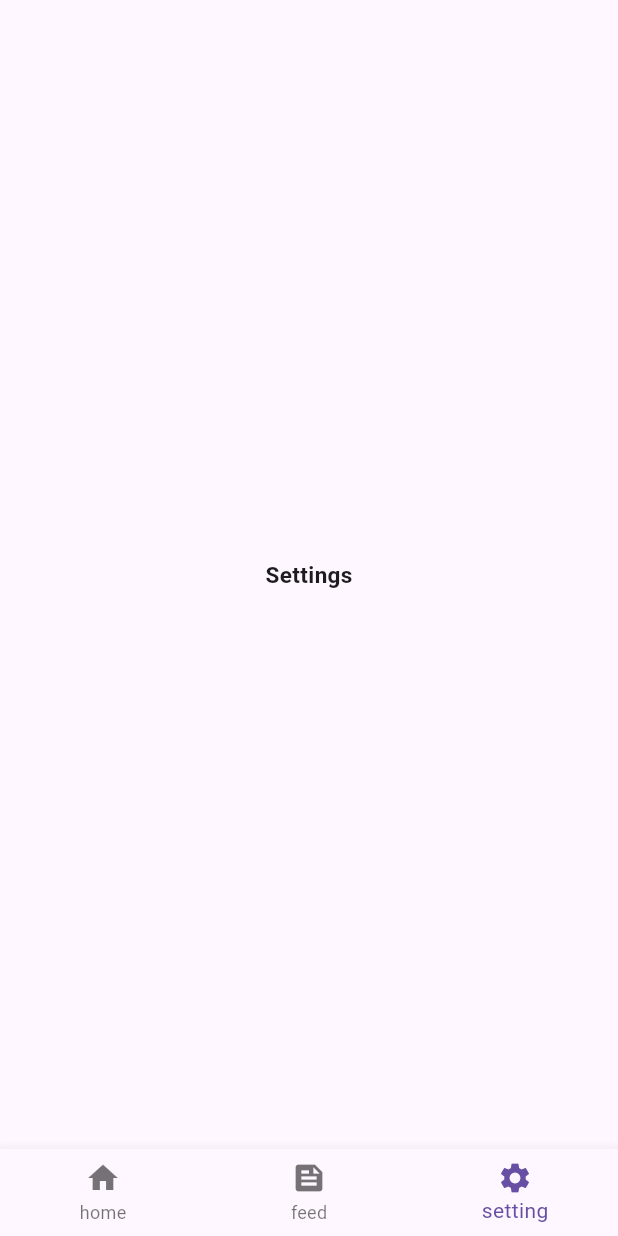
After one commit to KimCookk/flutter_practice_examples, a Flutter app: the NavigatorBottomBarExample screen opened directly, item 3 of the bottom bar chosen, on a phone screen of 412 x 824 dp. The commit adds this screen. Run offline on Flutter 3.47's test engine with Material 3 defaults, Android fonts, the phone set to English and light mode, and no system bars.

Commit message:
feat named route, navigator bottom bar example add

```diff
--- /dev/null
+++ b/lib/examples/10_navigator/bottom_bar/navigator_bottom_bar_example.dart
@@ -0,0 +1,76 @@
+import 'package:flutter/material.dart';
+
+class NavigatorBottomBarExample extends StatefulWidget {
+  const NavigatorBottomBarExample({super.key});
+
+  @override
+  State<StatefulWidget> createState() {
+    // TODO: implement createState
+    return _NavigatorBottomBarExampleState();
+  }
+}
+
+class _NavigatorBottomBarExampleState extends State<NavigatorBottomBarExample> {
+  // selectedIndex
+  int _selectedIndex = 0;
+  // 선택 된 widget
+  final List<Widget> _tapWidgets = [
+    Text(
+      'Home',
+      style: TextStyle(
+        fontSize: 15,
+        fontWeight: FontWeight.bold,
+      ),
+    ),
+    Text(
+      'Feed',
+      style: TextStyle(
+        fontSize: 15,
+        fontWeight: FontWeight.bold,
+      ),
+    ),
+    Text(
+      'Settings',
+      style: TextStyle(
+        fontSize: 15,
+        fontWeight: FontWeight.bold,
+      ),
+    ),
+  ];
+  // bottom bar option
+  @override
+  Widget build(BuildContext context) {
+    // TODO: implement build
+    return Scaffold(
+      body: Center(
+        child: IndexedStack(
+          // IndexedStack을 사용 할 경우 scrollView scroll 위치, TextField input 값들을 기억 할 수 있다.
+          index: _selectedIndex,
+          children: _tapWidgets,
+        ),
+      ),
+      bottomNavigationBar: BottomNavigationBar(
+        items: [
+          BottomNavigationBarItem(
+            icon: Icon(Icons.home),
+            label: "home",
+          ),
+          BottomNavigationBarItem(
+            icon: Icon(Icons.feed),
+            label: "feed",
+          ),
+          BottomNavigationBarItem(
+            icon: Icon(Icons.settings),
+            label: "setting",
+          ),
+        ],
+        currentIndex: _selectedIndex,
+        onTap: (value) {
+          setState(() {
+            _selectedIndex = value;
+          });
+        },
+      ),
+    );
+  }
+}
--- /dev/null
+++ b/lib/examples/10_navigator/named_routes/route_app.dart
@@ -0,0 +1,19 @@
+import 'package:flutter/material.dart';
+import 'package:flutter_practice_examples/examples/10_navigator/named_routes/pages.dart';
+
+class RouteApp extends StatelessWidget {
+  const RouteApp({super.key});
+
+  @override
+  Widget build(BuildContext context) {
+    // TODO: implement build
+    return MaterialApp(
+      initialRoute: '/a',
+      routes: {
+        '/a': (context) => APage(),
+        '/b': (context) => BPage(),
+        '/c': (context) => CPage(),
+      },
+    );
+  }
+}
```
Also changed, not shown: lib/examples/10_navigator/named_routes/pages.dart (added, +136 -0 lines), lib/main.dart (+7 -1 lines).
